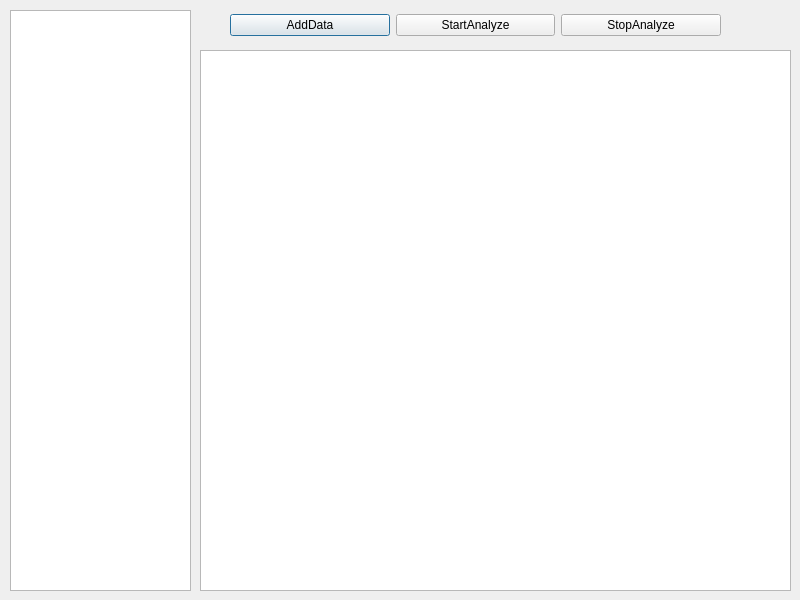
Above: queuedialog.ui from zjw939057120/qt before the change. Below: the same form after it.
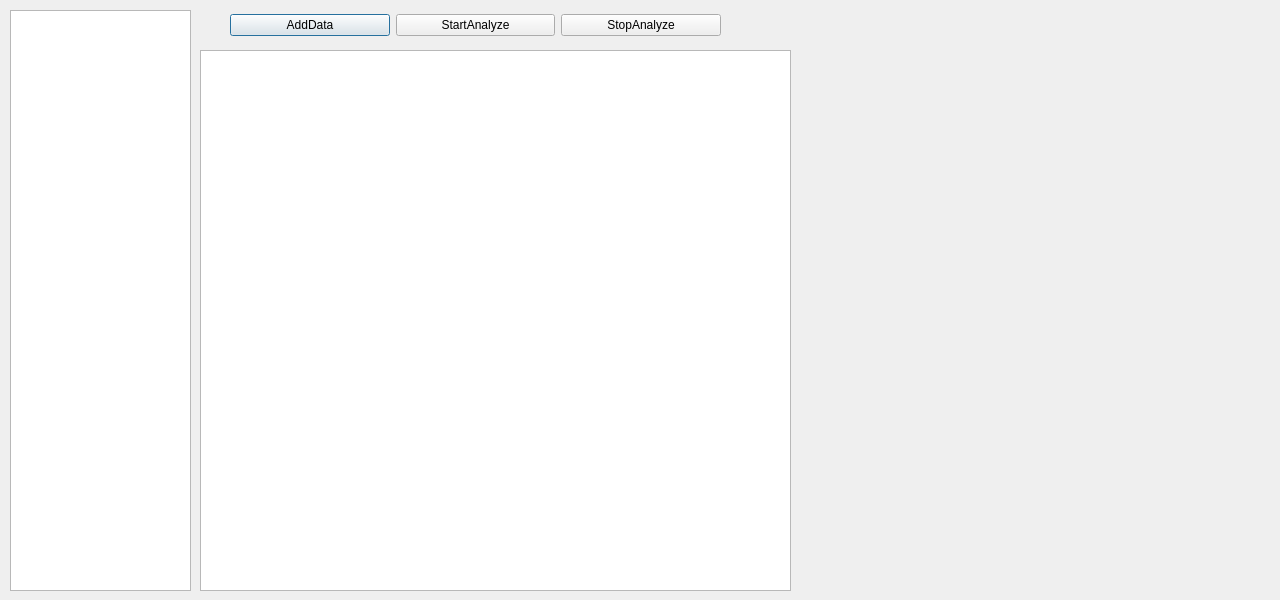
That is the form after the change.

Patch:
```diff
--- a/queuedialog.ui
+++ b/queuedialog.ui
@@ -6,7 +6,7 @@
    <rect>
     <x>0</x>
     <y>0</y>
-    <width>800</width>
+    <width>1280</width>
     <height>600</height>
    </rect>
   </property>
@@ -66,6 +66,17 @@
     </item>
    </layout>
   </widget>
+  <widget class="QWidget" name="verticalLayoutWidget">
+   <property name="geometry">
+    <rect>
+     <x>820</x>
+     <y>10</y>
+     <width>331</width>
+     <height>391</height>
+    </rect>
+   </property>
+   <layout class="QVBoxLayout" name="verticalLayout"/>
+  </widget>
  </widget>
  <resources/>
  <connections/>
```
